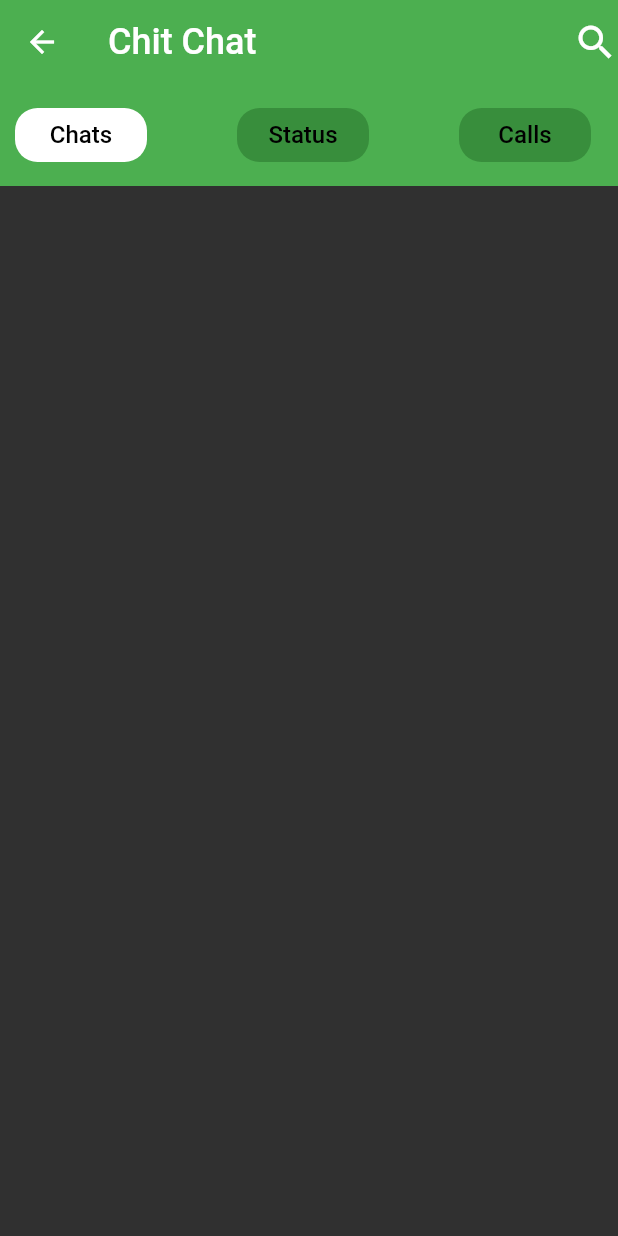
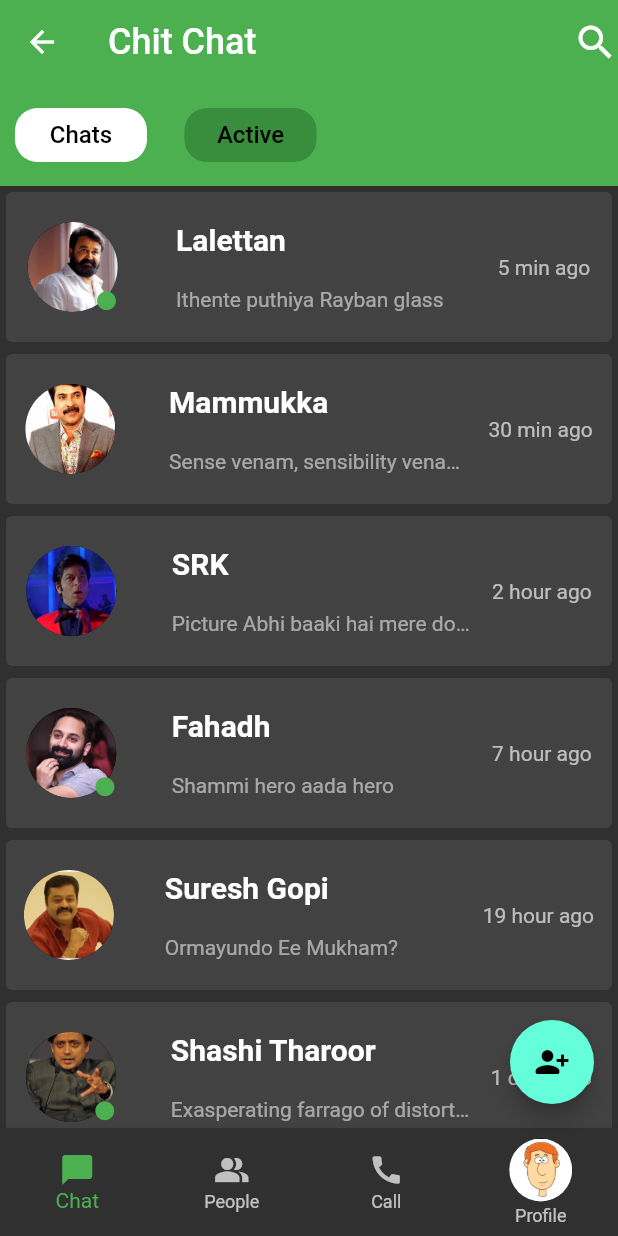
Before and after one commit to Abhiram-S-Menon/Fire_Flutters_chat_App, a Flutter app: the chatPage screen opened directly, on a phone screen of 412 x 824 dp. Run offline on Flutter 3.47's test engine with Material 2 defaults, Android fonts, the phone set to English and light mode, and no system bars.

Commit message:
Second Commit

```diff
--- a/lib/chatBody.dart
+++ b/lib/chatBody.dart
@@ -1,4 +1,6 @@
+import 'package:chatapp/message_screen.dart';
 import 'package:flutter/material.dart';
+import 'package:chatapp/chatList.dart';
 
 class chatBody extends StatelessWidget {
   @override
@@ -6,12 +8,99 @@ class chatBody extends StatelessWidget {
     return Scaffold(
       body: Column(
         children: [
-          Container(
+          heading_buttons(),
+          Expanded(
+            child: ListView.builder(
+              itemCount: chatdata.length,
+              itemBuilder: (context, index) => Card(
+                elevation: 0,
+                child: SizedBox(
+                  height: 100,
+                    child: InkWell(
+                      onTap: () {
+                        print('Navigated');
+                        Navigator.push(
+                          context,
+                          MaterialPageRoute(builder: (BuildContext context) {
+                            return messageScreen(index);
+                          }),
+                        );
+                      },
+                      child: Row(
+                        mainAxisAlignment: MainAxisAlignment.spaceEvenly,
+                        children: [
+                          Stack(
+                            alignment: AlignmentDirectional.bottomEnd,
+                            children: [
+                              CircleAvatar(
+                                backgroundImage:
+                                    AssetImage(chatdata[index].image),
+                                radius: 30,
+                              ),
+                              if (chatdata[index].isActive)
+                                Icon(
+                                  Icons.circle,
+                                  color: Colors.green,
+                                  size: 15,
+                                ),
+                            ],
+                          ),
+                          SizedBox(width: 10),
+                          Column(
+                            mainAxisAlignment: MainAxisAlignment.spaceEvenly,
+                            crossAxisAlignment: CrossAxisAlignment.start,
+                            children: [
+                              Text(
+                                chatdata[index].name,
+                                style: TextStyle(
+                                    color: Colors.white,
+                                    fontSize: 20,
+                                    fontWeight: FontWeight.w600),
+                              ),
+                              SizedBox(
+                                width: 200,
+                                child: Opacity(
+                                  opacity: 0.54,
+                                  child: Text(
+                                    chatdata[index].lastMessage,
+                                    style: TextStyle(
+                                      color: Colors.white,
+                                      fontSize: 14,
+                                    ),
+                                    overflow: TextOverflow.ellipsis,
+                                  ),
+                                ),
+                              ),
+                            ],
+                          ),
+                          Opacity(
+                              opacity: 0.65, child: Text(chatdata[index].time))
+                        ],
+                      ),
+                    ),
+
+                ),
+              ),
+            ),
+          ),
+        ],
+      ),
+    );
+  }
+}
+
+class heading_buttons extends StatelessWidget {
+  const heading_buttons({
+    Key key,
+  }) : super(key: key);
+
+  @override
+  Widget build(BuildContext context) {
+    return Container(
       color: Colors.green,
       child: Padding(
         padding: const EdgeInsets.fromLTRB(0, 10, 0, 10),
-              child: Row(
-                children: [
+        child: Row(children: [
           SizedBox(width: 10),
           FlatButton(
             onPressed: () {},
@@ -24,7 +113,7 @@ class chatBody extends StatelessWidget {
               style: TextStyle(fontSize: 16, color: Colors.black),
             ),
           ),
-                  SizedBox(width: 60),
+          SizedBox(width: 25),
           FlatButton(
             onPressed: () {},
             shape: RoundedRectangleBorder(
@@ -32,27 +121,11 @@ class chatBody extends StatelessWidget {
             ),
             color: Colors.green.shade700,
             child: Text(
-                      'Status',
+              'Active',
               style: TextStyle(fontSize: 16, color: Colors.black),
             ),
           ),
-                  SizedBox(width: 60),
-                  FlatButton(
-                    onPressed: () {},
-                    shape: RoundedRectangleBorder(
-                      borderRadius: BorderRadius.circular(15),
-                    ),
-                    color: Colors.green.shade700,
-                    child: Text(
-                      'Calls',
-                      style: TextStyle(fontSize: 16, color: Colors.black),
-                    ),
-                  ),
-                ],
-              ),
-            ),
-          ),
-        ],
+        ]),
       ),
     );
   }
--- a/lib/chatList.dart
+++ b/lib/chatList.dart
@@ -1,43 +1,91 @@
-import 'package:flutter/cupertino.dart';
-
-class chat{
+class chat {
   String name;
   String lastMessage;
   String image;
   String time;
   bool isActive;
-  chat({this.name,this.lastMessage,this.image,this.time,this.isActive});
-  List chatdata =[
-    chat(name:'Lalettan',
+  chat({this.name, this.lastMessage, this.image, this.time, this.isActive});
+}
+
+List chatdata = [
+  chat(
+      name: 'Lalettan',
       lastMessage: 'Ithente puthiya Rayban glass',
+       image: 'assets/contact0.jpg',
+      time: '5 min ago',
+      isActive: true),
+  chat(
+      name: 'Mammukka',
+      lastMessage: 'Sense venam, sensibility venam, sensitivity venam',
+      image: 'assets/contact1.jpg',
+      time: '30 min ago',
+      isActive: false),
+  chat(
+    name: 'SRK',
+    lastMessage: 'Picture Abhi baaki hai mere dost',
+    image: 'assets/contact2.jpg',
+    time: '2 hour ago',
+    isActive: false,
+  ),
+  chat(
+      name: 'Fahadh',
+      lastMessage: 'Shammi hero aada hero',
+      image: 'assets/contact3.jpg',
+      time: '7 hour ago',
+      isActive: true),
+  chat(
+      name: 'Suresh Gopi',
+      lastMessage: 'Ormayundo Ee Mukham?',
+      image: 'assets/contact4.jpg',
+      time: '19 hour ago',
+      isActive: false),
+  chat(
+      name: 'Shashi Tharoor',
+      lastMessage:
+          'Exasperating farrago of distortions floccinaucinihilipilification',
+      image: 'assets/contact5.png',
+      time: '1 days ago',
+      isActive: true),
+  chat(
+      name: 'Rajani Kanth',
+      lastMessage:
+          'Kanna, panni than kootama varum aana Singam single than varum',
+      image: 'assets/contact6.jpg',
       time: '2 days ago',
-         isActive: false
+      isActive: false),
+       chat(
+    name: "Esther Howard",
+    lastMessage: "Hello Abdullah! I am...",
+    image: "assets/contact7.jpg",
+    time: "5 days ago",
+    isActive: true,
   ),
-      chat(name:'mammukka',
-         lastMessage: 'Sense venam, sensibility venam, sensitivity venam',
-         time: '2 days ago',
-         isActive: false
+  chat(
+    name: "Ralph Edwards",
+    lastMessage: "Do you have update...",
+    image: "assets/contact8.jpg",
+    time: "5d ago",
+    isActive: false,
   ),
-      chat(name:'Fahadh',
-         lastMessage: 'shammi hero aada hero',
-         time: '2 days ago',
-         isActive: false
+  chat(
+    name: "Nolan",
+    lastMessage: "You’re welcome :)",
+    image: "assets/contact9.jpg",
+    time: "1 week ago",
+    isActive: true,
   ),
-      chat(name:'Suresh Gopi',
-         lastMessage: 'Ormayundo Ee Mukham?',
-         time: '2 days ago',
-         isActive: false
+  chat(
+    name: "Modi",
+    lastMessage: "Mere Pyare Deshvasiyom",
+    image: "assets/contact10.jpg",
+    time: "4 months ago",
+    isActive: false,
   ),
-      chat(name:'Shashi Tharoor',
-         lastMessage: 'Exasperating farrago of distortions floccinaucinihilipilification',
-         time: '2 days ago',
-         isActive: false
-    ),
-    chat(name:'Rajani Kanth',
-         lastMessage: 'Kanna, panni than kootama varum aana Singam single than varum',
-         time: '2 days ago',
-         isActive: false
-    ),
+  chat(
+    name: "Robert",
+    lastMessage: "Hope you are doing well...",
+    image: "assets/contact11.jpg",
+    time: "1 year ago",
+    isActive: true,
+  )
 ];
-
-}
--- a/lib/chat_page.dart
+++ b/lib/chat_page.dart
@@ -1,12 +1,62 @@
 import 'package:chatapp/chatBody.dart';
 import 'package:flutter/material.dart';
 
-class chatPage extends StatelessWidget {
+class chatPage extends StatefulWidget {
+  @override
+  _chatPageState createState() => _chatPageState();
+}
+
+class _chatPageState extends State<chatPage> {
+  void changeIndex(int index)
+  {
+    setState(() {
+          _cureentindex=index;
+        });
+
+  }
+  int _cureentindex=0;
   @override
   Widget build(BuildContext context) {
     return Scaffold(
       appBar: designAppBar(),
       body: chatBody(),
+      floatingActionButton: FloatingActionButton(
+        onPressed: () {},
+        child: Icon(Icons.person_add_alt_1_rounded),
+      ),
+      bottomNavigationBar: BottomNavigationBar(
+        currentIndex:_cureentindex,
+        selectedItemColor: Colors.green,
+        items: [
+          BottomNavigationBarItem(
+            icon: Icon(
+              Icons.messenger,
+            ),
+            label: 'Chat',
+          ),
+          BottomNavigationBarItem(
+            icon: Icon(
+              Icons.people_alt,
+            ),
+            label: 'People',
+          ),
+          BottomNavigationBarItem(
+            icon: Icon(
+              Icons.call,
+            ),
+            label: 'Call',
+          ),
+          BottomNavigationBarItem(
+            icon: CircleAvatar(
+              backgroundImage: AssetImage('assets/dp.png'),
+              radius: 21,
+            ),
+            label: 'Profile',
+          ),
+        ],
+        onTap: changeIndex,
+        type: BottomNavigationBarType.fixed,
+      ),
     );
   }
 
@@ -26,6 +76,7 @@ class chatPage extends StatelessWidget {
           size: 30,
         ),
       ],
+
     );
   }
 }
```
Also changed, not shown: lib/message_screen.dart (added, +59 -0 lines), lib/message_screen2.dart (added, +110 -0 lines), pubspec.yaml (+15 -0 lines), assets/contact0.jpg (added), assets/contact1.jpg (added), assets/contact10.jpg (added), assets/contact11.jpg (added), assets/contact2.jpg (added), assets/contact3.jpg (added), assets/contact4.jpg (added), assets/contact5.png (added), assets/contact6.jpg (added), assets/contact7.jpg (added), assets/contact8.jpg (added), 2 more files. Lines whose indentation alone changed are shown as unchanged.
